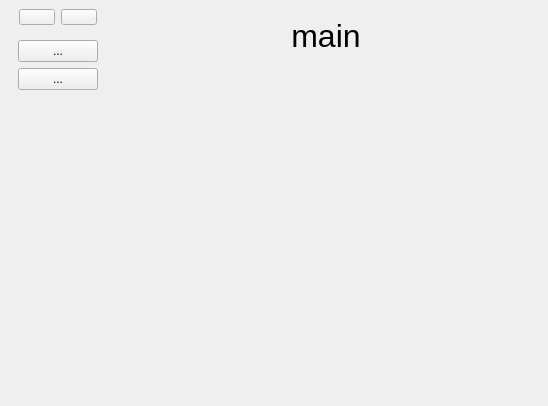
Qt form docs_maker_gui/ui/docs-maker-main-window.ui (codicuz/docs-maker) before a commit.
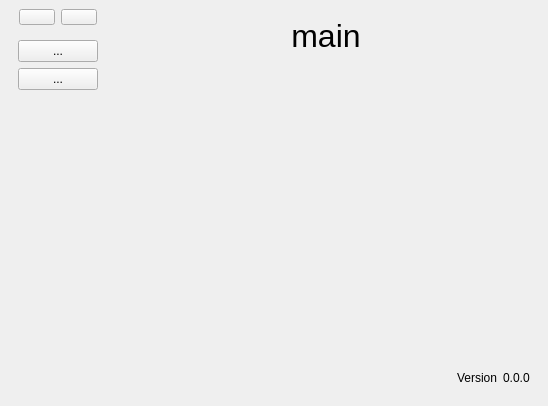
The same form after that commit. The open tabs and pages were chosen to show the change. Icons and pictures are not drawn.

The edit to the form file:
```diff
--- a/docs_maker_gui/ui/docs-maker-main-window.ui
+++ b/docs_maker_gui/ui/docs-maker-main-window.ui
@@ -14,13 +14,13 @@
    <string>Docs Maker</string>
   </property>
   <widget class="QWidget" name="centralwidget">
-   <layout class="QVBoxLayout" name="verticalLayout_3">
+   <layout class="QVBoxLayout" name="verticalLayout_5">
     <item>
-     <layout class="QHBoxLayout" name="horizontalLayout_2">
+     <layout class="QHBoxLayout" name="horizontalLayout_3">
       <item>
-       <layout class="QVBoxLayout" name="verticalLayout_2">
+       <layout class="QVBoxLayout" name="verticalLayout_4">
         <item>
-         <layout class="QHBoxLayout" name="horizontalLayout">
+         <layout class="QHBoxLayout" name="horizontalLayout_2">
           <item>
            <widget class="QPushButton" name="main_btn">
             <property name="styleSheet">
@@ -144,7 +144,7 @@
          <number>1</number>
         </property>
         <widget class="QWidget" name="mainPage_stPage">
-         <layout class="QVBoxLayout" name="verticalLayout_4">
+         <layout class="QVBoxLayout" name="verticalLayout_3">
           <item>
            <widget class="QLabel" name="mainWindow_lbl">
             <property name="font">
@@ -173,10 +173,41 @@
             </property>
            </spacer>
           </item>
+          <item>
+           <layout class="QHBoxLayout" name="horizontalLayout">
+            <item>
+             <spacer name="horizontalSpacer">
+              <property name="orientation">
+               <enum>Qt::Orientation::Horizontal</enum>
+              </property>
+              <property name="sizeHint" stdset="0">
+               <size>
+                <width>40</width>
+                <height>20</height>
+               </size>
+              </property>
+             </spacer>
+            </item>
+            <item>
+             <widget class="QLabel" name="mWVersion_lbl">
+              <property name="text">
+               <string>Version</string>
+              </property>
+             </widget>
+            </item>
+            <item>
+             <widget class="QLabel" name="mWVersionValue_lbl">
+              <property name="text">
+               <string>0.0.0</string>
+              </property>
+             </widget>
+            </item>
+           </layout>
+          </item>
          </layout>
         </widget>
         <widget class="QWidget" name="menuPage_stPage">
-         <layout class="QVBoxLayout" name="verticalLayout_5">
+         <layout class="QVBoxLayout" name="verticalLayout_2">
           <item>
            <widget class="QLabel" name="menu_lbl">
             <property name="font">
```
Left out of the diff: 6 changed lines with no effect on the pictures.
